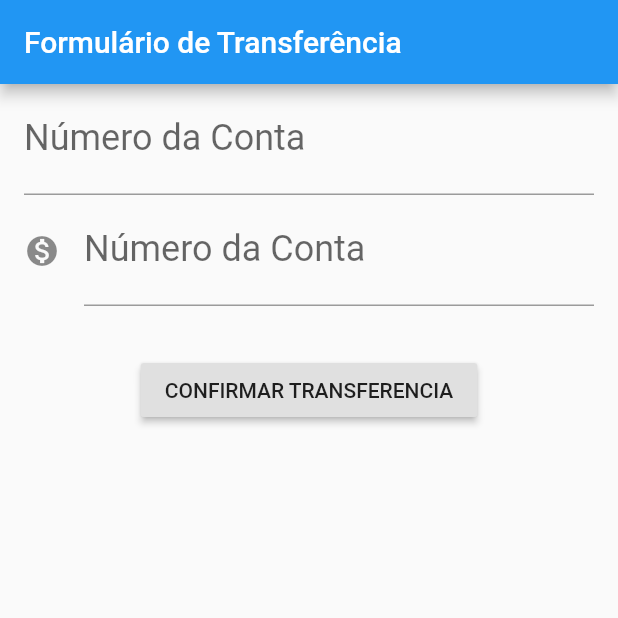
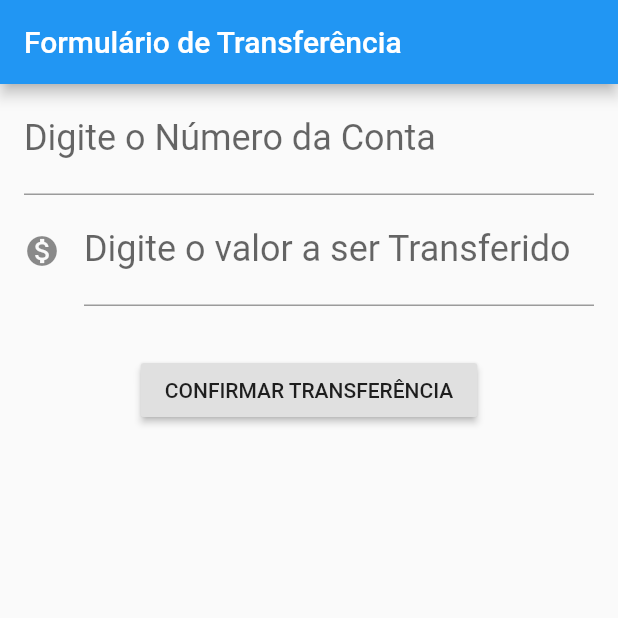
Before and after one commit to matheuSantos-me/ByteBank, a Flutter app: the screen it shows after launch, on a phone screen of 412 x 824 dp, the top half of it. Run offline on Flutter 3.47's test engine with Material 2 defaults, Android fonts, the phone set to English and light mode, and no system bars.

Commit message:
docs: Create event for salve date of Bank Transfer

```diff
--- a/lib/main.dart
+++ b/lib/main.dart
@@ -23,10 +23,10 @@ class BankTransferList extends StatelessWidget {
         ),
         body: Column(
           children: <Widget>[
-            CardBankTransfer(ValuesBankTransfer(100.00, '587458-7')),
-            CardBankTransfer(ValuesBankTransfer(200.00, '587458-7')),
-            CardBankTransfer(ValuesBankTransfer(300.00, '587458-7')),
-            CardBankTransfer(ValuesBankTransfer(400.00, '587458-7')),
+            CardBankTransfer(ValuesBankTransfer(100.00, 587458-3)),
+            CardBankTransfer(ValuesBankTransfer(200.00, 587458-7)),
+            CardBankTransfer(ValuesBankTransfer(300.00, 587458-7)),
+            CardBankTransfer(ValuesBankTransfer(400.00, 587458-7)),
           ],
         ),
         floatingActionButton: FloatingActionButton(
@@ -46,7 +46,7 @@ class CardBankTransfer extends StatelessWidget {
       child: ListTile(
         leading: Icon(Icons.monetization_on),
         title: Text(_valuesBankTransfer.valueTransfer.toString()),
-        subtitle: Text(_valuesBankTransfer.bankAccountNumber),
+        subtitle: Text(_valuesBankTransfer.bankAccountNumber.toString()),
       ),
     );
   }
@@ -54,12 +54,22 @@ class CardBankTransfer extends StatelessWidget {
 
 class ValuesBankTransfer {
   final double valueTransfer;
-  final String bankAccountNumber;
+  final int bankAccountNumber;
 
   ValuesBankTransfer(this.valueTransfer, this.bankAccountNumber);
+
+  @override
+  String toString() {
+    return 'ValuesBankTransfer{valor: $valueTransfer, numeroConta $bankAccountNumber}';
+  }
 }
 
 class BankTransferForm extends StatelessWidget {
+  final TextEditingController _controllerBankAccountNumber =
+      TextEditingController();
+  final TextEditingController _controllerBankTransferAmount =
+      TextEditingController();
+
   @override
   Widget build(BuildContext context) {
     return Scaffold(
@@ -71,27 +81,37 @@ class BankTransferForm extends StatelessWidget {
           Padding(
             padding: const EdgeInsets.fromLTRB(16.0, 0, 16.0, 0),
             child: TextField(
+              controller: _controllerBankAccountNumber,
               style: TextStyle(fontSize: 24.0),
               decoration: InputDecoration(
-                  labelText: 'Número da Conta', hintText: '000000-0'),
+                  labelText: 'Digite o Número da Conta', hintText: '000000-0'),
               keyboardType: TextInputType.number,
             ),
           ),
           Padding(
             padding: const EdgeInsets.fromLTRB(16.0, 0, 16.0, 32.0),
             child: TextField(
+              controller: _controllerBankTransferAmount,
               style: TextStyle(fontSize: 24.0),
               decoration: InputDecoration(
                   icon: Icon(Icons.monetization_on),
-                  labelText: 'Número da Conta',
-                  hintText: '000000-0'),
+                  labelText: 'Digite o valor a ser Transferido',
+                  hintText: '100,0'),
               keyboardType: TextInputType.number,
             ),
           ),
           RaisedButton(
-            child: Text('CONFIRMAR TRANSFERENCIA'),
+            child: Text('CONFIRMAR TRANSFERÊNCIA'),
             onPressed: () {
-              print('FGHJKLKJHGFDSDFGHJKLKJHGFDSDFGHJK');
+              final double BankTransferAmount =
+                  double.tryParse(_controllerBankTransferAmount.text);
+              final int BankAccountNumber =
+                  int.tryParse(_controllerBankAccountNumber.text);
+              if (BankTransferAmount != null && BankAccountNumber != null) {
+                final CreateBankTransfer =
+                    ValuesBankTransfer(BankTransferAmount, BankAccountNumber);
+                print('$CreateBankTransfer');
+              }
             },
           )
         ],
```
